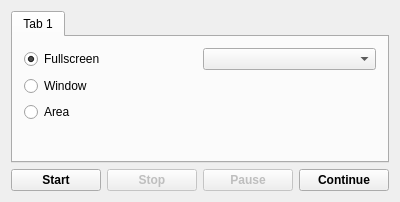
vkohaupt/vokoscreenNG, file mainwindow.ui: the form before one commit.
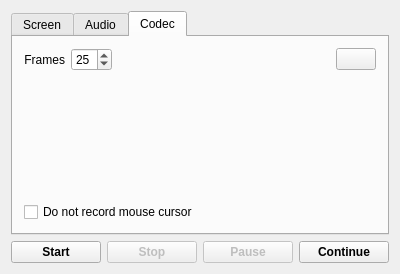
The form after the commit.

Commit message: do not record mouse curser

Patch:
```diff
--- a/mainwindow.ui
+++ b/mainwindow.ui
@@ -7,7 +7,7 @@
     <x>0</x>
     <y>0</y>
     <width>400</width>
-    <height>202</height>
+    <height>274</height>
    </rect>
   </property>
   <property name="windowTitle">
@@ -18,11 +18,11 @@
     <item>
      <widget class="QTabWidget" name="tabWidget">
       <property name="currentIndex">
-       <number>0</number>
+       <number>2</number>
       </property>
       <widget class="QWidget" name="tab">
        <attribute name="title">
-        <string>Tab 1</string>
+        <string>Screen</string>
        </attribute>
        <layout class="QHBoxLayout" name="horizontalLayout_2">
         <item>
@@ -71,6 +71,79 @@
         </item>
        </layout>
       </widget>
+      <widget class="QWidget" name="tab_2">
+       <attribute name="title">
+        <string>Audio</string>
+       </attribute>
+      </widget>
+      <widget class="QWidget" name="tab_3">
+       <attribute name="title">
+        <string>Codec</string>
+       </attribute>
+       <layout class="QVBoxLayout" name="verticalLayout_2">
+        <item>
+         <layout class="QGridLayout" name="gridLayout_2">
+          <item row="0" column="3">
+           <widget class="QPushButton" name="pushButtonFramesDefault">
+            <property name="text">
+             <string/>
+            </property>
+           </widget>
+          </item>
+          <item row="0" column="1">
+           <widget class="QSpinBox" name="spinBoxFrames">
+            <property name="value">
+             <number>25</number>
+            </property>
+           </widget>
+          </item>
+          <item row="0" column="0">
+           <widget class="QLabel" name="labelFrames">
+            <property name="text">
+             <string>Frames</string>
+            </property>
+            <property name="alignment">
+             <set>Qt::AlignRight|Qt::AlignTrailing|Qt::AlignVCenter</set>
+            </property>
+           </widget>
+          </item>
+          <item row="0" column="2">
+           <spacer name="horizontalSpacer">
+            <property name="orientation">
+             <enum>Qt::Horizontal</enum>
+            </property>
+            <property name="sizeHint" stdset="0">
+             <size>
+              <width>40</width>
+              <height>20</height>
+             </size>
+            </property>
+           </spacer>
+          </item>
+         </layout>
+        </item>
+        <item>
+         <spacer name="verticalSpacer_2">
+          <property name="orientation">
+           <enum>Qt::Vertical</enum>
+          </property>
+          <property name="sizeHint" stdset="0">
+           <size>
+            <width>20</width>
+            <height>40</height>
+           </size>
+          </property>
+         </spacer>
+        </item>
+        <item>
+         <widget class="QCheckBox" name="checkBoxMouseCursorOnOff">
+          <property name="text">
+           <string>Do not record mouse cursor</string>
+          </property>
+         </widget>
+        </item>
+       </layout>
+      </widget>
      </widget>
     </item>
     <item>
```
The commit also changes 2 other files.
